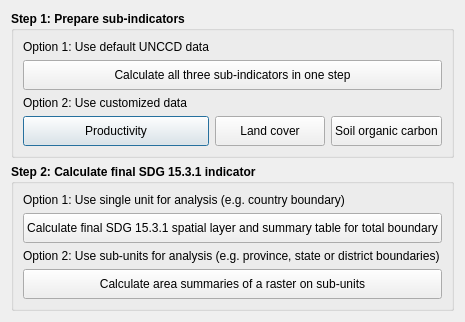
Old version of the form LDMP/gui/DlgCalculateLD.ui in the repository ConservationInternational/trends.earth.
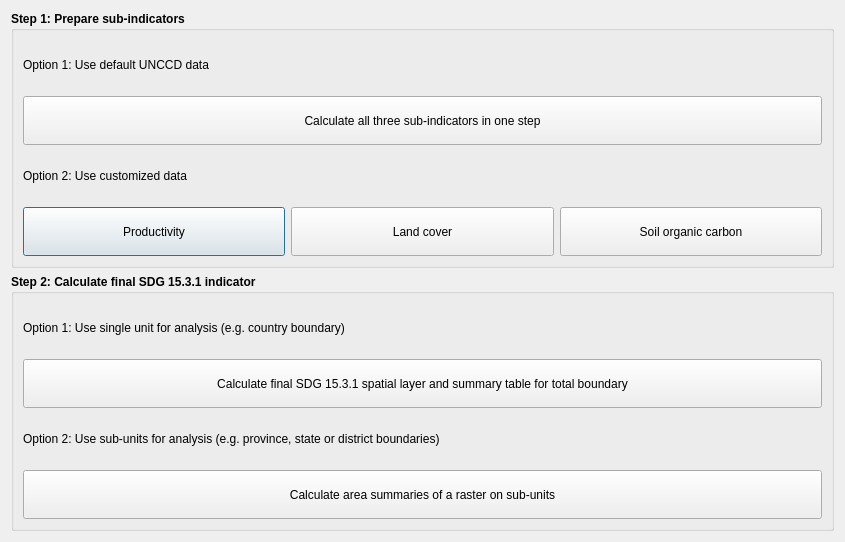
New version of the form.

Commit message: Window formatting.

Patch:
```diff
--- a/LDMP/gui/DlgCalculateLD.ui
+++ b/LDMP/gui/DlgCalculateLD.ui
@@ -9,8 +9,8 @@
    <rect>
     <x>0</x>
     <y>0</y>
-    <width>420</width>
-    <height>298</height>
+    <width>845</width>
+    <height>542</height>
    </rect>
   </property>
   <property name="sizePolicy">
@@ -46,7 +46,7 @@
         <property name="minimumSize">
          <size>
           <width>0</width>
-          <height>30</height>
+          <height>40</height>
          </size>
         </property>
         <property name="font">
@@ -71,7 +71,7 @@
         <property name="minimumSize">
          <size>
           <width>0</width>
-          <height>30</height>
+          <height>40</height>
          </size>
         </property>
         <property name="font">
@@ -96,7 +96,7 @@
         <property name="minimumSize">
          <size>
           <width>0</width>
-          <height>30</height>
+          <height>40</height>
          </size>
         </property>
         <property name="font">
@@ -134,7 +134,7 @@
         <property name="minimumSize">
          <size>
           <width>0</width>
-          <height>30</height>
+          <height>40</height>
          </size>
         </property>
         <property name="font">
@@ -200,7 +200,7 @@
         <property name="minimumSize">
          <size>
           <width>0</width>
-          <height>30</height>
+          <height>40</height>
          </size>
         </property>
         <property name="font">
@@ -238,7 +238,7 @@
         <property name="minimumSize">
          <size>
           <width>0</width>
-          <height>30</height>
+          <height>40</height>
          </size>
         </property>
         <property name="font">
```
The commit also changes 5 other files.
